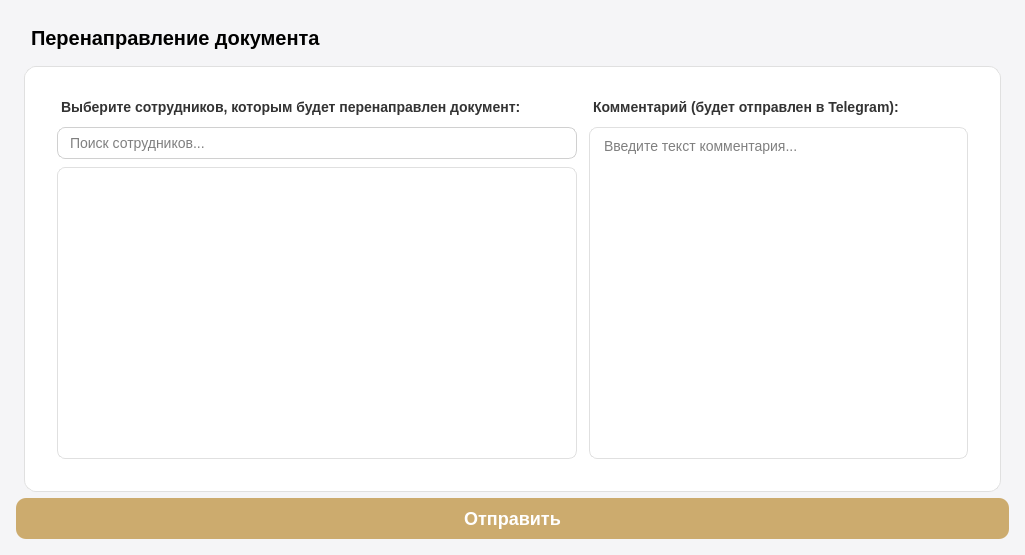
Above: client/ui/documents/redirect_dialog.ui from lerakaplich/Documents before the change. Below: the same form after it.
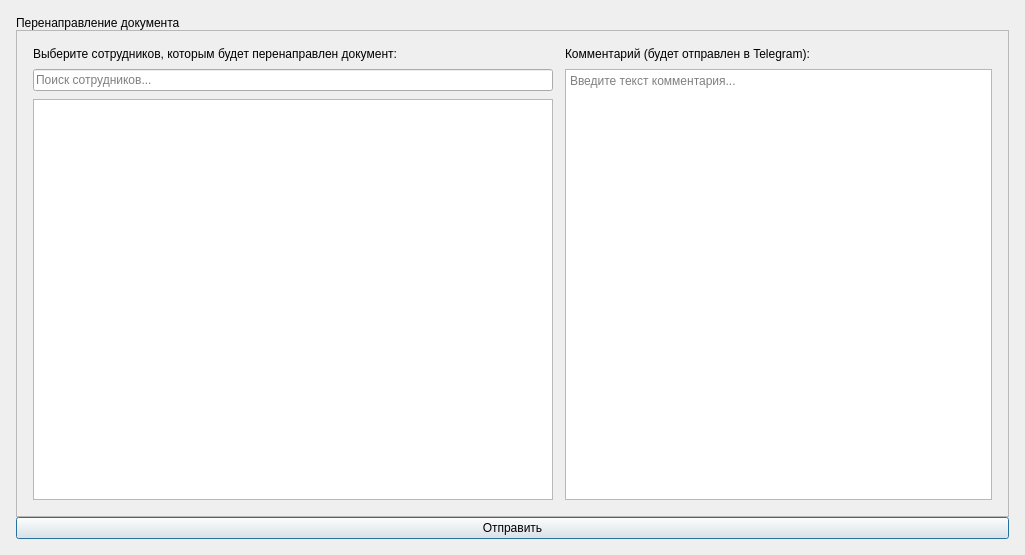
That is the form after the change.

What changed in the file:
```diff
--- a/client/ui/documents/redirect_dialog.ui
+++ b/client/ui/documents/redirect_dialog.ui
@@ -20,105 +20,94 @@
 }
 
 QDialog {
-    background-color: #F5F5F7;
-    color: black;
+    background-color: {BG_DIALOG_ALT};
+    color: {TEXT_BLACK};
 }
 
-/* Красная шапка */
 QFrame#headerFrame {
-    background-color: #D22730;
+    background-color: {HEADER_BG};
     margin: 0px;
     padding: 0px;
     border: none;
 }
 
-
-
 QLabel#titleLabel {
-    color: white;
+    color: {TEXT_ON_ACCENT};
     font-size: 20px;
     font-weight: bold;
     background-color: transparent;
     padding: 10px;
-	color: black;
+    color: {TEXT_BLACK};
 }
 
-/* Белая карточка */
 QFrame#contentFrame {
-    background-color: white;
-    border: 1px solid #E0E0E0;
+    background-color: {BG_CARD};
+    border: 1px solid {BORDER_LIGHT};
     border-radius: 12px;
     margin: 6px 8px 6px 8px;
     padding: 16px;
 }
 
-/* Поясняющие надписи */
 QLabel#instructionLabel {
     font-size: 14px;
     font-weight: bold;
-    color: #333;
+    color: {TEXT_HEADING};
     background-color: transparent;
     padding-bottom: 4px;
 }
 QLabel#commentLabel {
     font-size: 14px;
     font-weight: bold;
-    color: #333;
+    color: {TEXT_HEADING};
     background-color: transparent;
     padding-bottom: 4px;
 }
 
-/* Поле поиска */
-
-
 QLineEdit {
-    border: 1px solid #D0D0D0;
+    border: 1px solid {BORDER_INPUT};
     border-radius: 8px;
     padding: 6px 10px;
     font-size: 14px;
-    background-color: white;
+    background-color: {BG_INPUT};
+    color: {TEXT_PRIMARY};
 }
 QLineEdit:focus {
     border: 2px solid #D22730;
 }
 
-
-/* Список сотрудников */
 QListWidget {
-    border: 1px solid #E0E0E0;
+    border: 1px solid {BORDER_LIGHT};
     border-radius: 8px;
     background-color: transparent;
-    color: black;
+    color: {TEXT_BLACK};
     font-size: 15px;
     padding: 4px;
 }
 QListWidget::item {
     padding: 8px 6px;
+    color: {TEXT_BLACK};
 }
 QListWidget::item:selected {
-    background-color: #ccab6e;
-    color: white;
-border: none;
+    background-color: {ACCENT_PRIMARY};
+    color: {TEXT_ON_ACCENT};
+    border: none;
 }
 
-/* Поле комментария */
 QTextEdit {
-    border: 1px solid #E0E0E0;
+    border: 1px solid {BORDER_LIGHT};
     border-radius: 8px;
     padding: 6px 10px;
     font-size: 14px;
-    color: black;
-    background-color: white;
+    color: {TEXT_BLACK};
+    background-color: {BG_INPUT};
 }
 QTextEdit:focus {
 border: 2px solid #D22730;
 }
 
-
-/* Кнопка Отправить (золотая) */
 QPushButton#sendButton {
-    background-color: #ccab6e;
-    color: white;
+    background-color: {ACCENT_PRIMARY};
+    color: {TEXT_ON_ACCENT};
     border: none;
     border-radius: 10px;
     padding: 10px 20px;
@@ -131,41 +120,27 @@
 QPushButton#sendButton:pressed {
     background-color: #7a6a50;
 }
-/* Вертикальная полоса прокрутки */
-            QScrollBar:vertical {
-                background: #F5F5F5;
-                width: 8px;
-                border-radius: 4px;
-                margin: 0px;
-                border: none;
-            }
 
-            QScrollBar::handle:vertical {
-                background: #C1C1C1;
-                border-radius: 4px;
-                min-height: 20px;
-            }
-
-            QScrollBar::handle:vertical:hover {
-                background: #A0A0A0;
-            }
-
-            QScrollBar::handle:vertical:pressed {
-                background: #888888;
-            }
-
-            QScrollBar::add-line:vertical,
-            QScrollBar::sub-line:vertical {
-                border: none;
-                background: none;
-                width: 0px;
-                height: 0px;
-            }
-
-            QScrollBar::add-page:vertical,
-            QScrollBar::sub-page:vertical {
-                background: none;
-            }
+QScrollBar:vertical {
+    background: {SCROLLBAR_BG};
+    width: 8px;
+    border-radius: 4px;
+    margin: 0px;
+    border: none;
+}
+QScrollBar::handle:vertical {
+    background: {SCROLLBAR_HANDLE};
+    border-radius: 4px;
+    min-height: 20px;
+}
+QScrollBar::handle:vertical:hover { background: {SCROLLBAR_HANDLE_HOVER}; }
+QScrollBar::handle:vertical:pressed { background: {SCROLLBAR_HANDLE_PRESSED}; }
+QScrollBar::add-line:vertical,
+QScrollBar::sub-line:vertical {
+    border: none; background: none; width: 0px; height: 0px;
+}
+QScrollBar::add-page:vertical,
+QScrollBar::sub-page:vertical { background: none; }
    </string>
   </property>
   <property name="modal">
```
Left out of the diff: 8 changed lines with no effect on the pictures.
